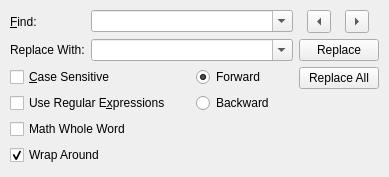
Old version of the form ide/fullsub/searchdialog.ui in the repository xicser/gml_ide.
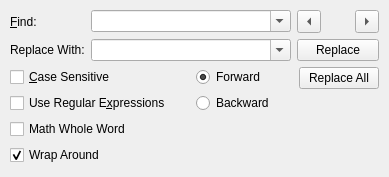
New version of the form.

Patch:
```diff
--- a/ide/fullsub/searchdialog.ui
+++ b/ide/fullsub/searchdialog.ui
@@ -13,7 +13,7 @@
   <property name="windowTitle">
    <string>Form</string>
   </property>
-  <widget class="QWidget" name="">
+  <widget class="QWidget" name="layoutWidget">
    <property name="geometry">
     <rect>
      <x>10</x>
@@ -78,6 +78,19 @@
           </property>
          </widget>
         </item>
+        <item>
+         <spacer name="horizontalSpacer_3">
+          <property name="orientation">
+           <enum>Qt::Horizontal</enum>
+          </property>
+          <property name="sizeHint" stdset="0">
+           <size>
+            <width>40</width>
+            <height>20</height>
+           </size>
+          </property>
+         </spacer>
+        </item>
         <item>
          <widget class="QToolButton" name="findNextButton">
           <property name="text">
```
Left out of the diff: 5 changed lines with no effect on the pictures.
